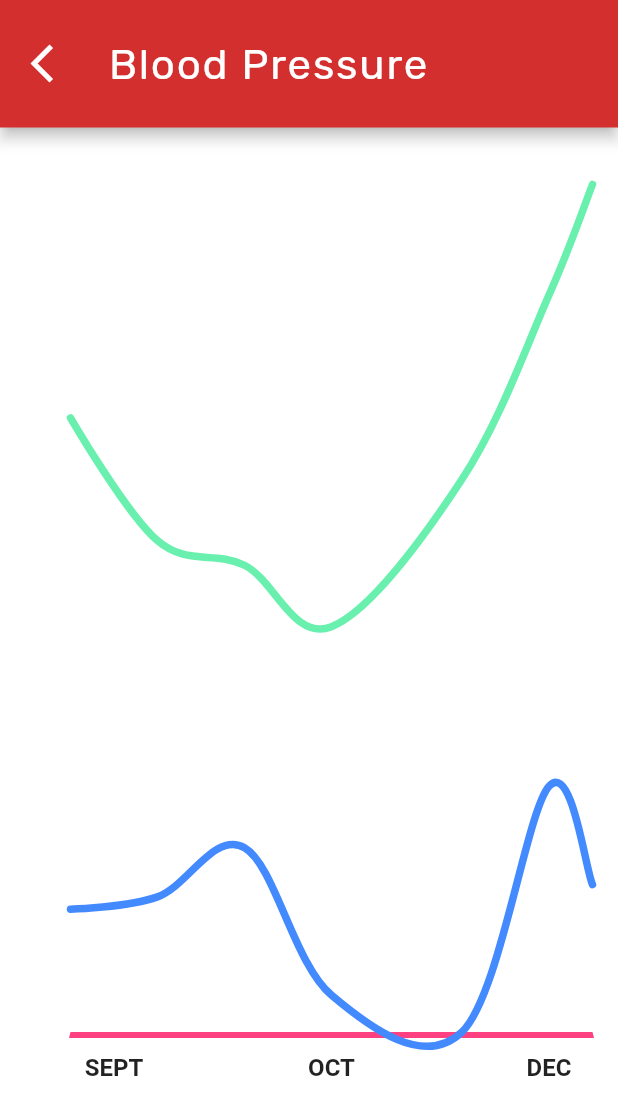
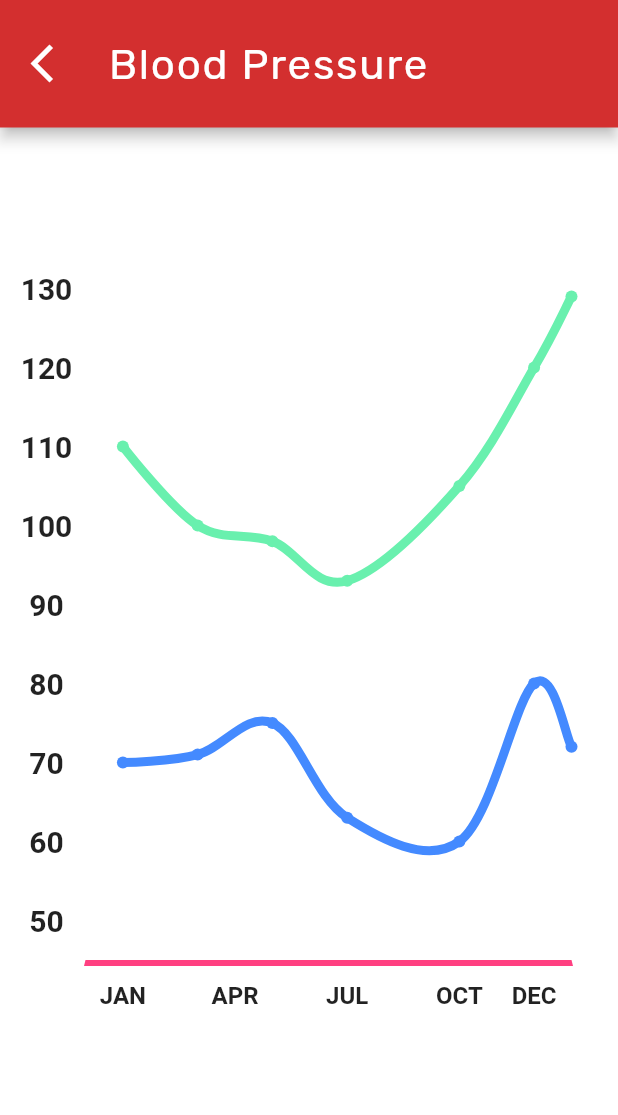
Before and after one commit to sidtuladhar/BloodNepal, a Flutter app: the Pressure screen opened directly, on a phone screen of 412 x 824 dp. Shown: the top 1115 px of the screen. Run offline on Flutter 3.47's test engine with Material 2 defaults, Android fonts, the phone set to English and light mode, and no system bars; drawn by our look-alikes of fl_chart; our stand-ins replace flutter_spinkit, hive_flutter; missing offline and left inert: rounded_expansion_tile; accounts and stored records are empty.

Commit message:
basic blood pressure graph

```diff
--- a/lib/ui/home/pressure.dart
+++ b/lib/ui/home/pressure.dart
@@ -14,9 +14,9 @@ class _PressureState extends State<Pressure> {
     LineChartBarData(
       isCurved: true,
       color: Colors.blueAccent,
-      barWidth: 5,
+      barWidth: 6,
       isStrokeCapRound: true,
-      dotData: const FlDotData(show: false),
+      dotData: const FlDotData(show: true),
       belowBarData: BarAreaData(show: false),
       spots: const [
         FlSpot(1, 70),
@@ -31,9 +31,9 @@ class _PressureState extends State<Pressure> {
     LineChartBarData(
       isCurved: true,
       color: Colors.greenAccent,
-      barWidth: 5,
+      barWidth: 6,
       isStrokeCapRound: true,
-      dotData: const FlDotData(show: false),
+      dotData: const FlDotData(show: true),
       belowBarData: BarAreaData(show: false),
       spots: const [
         FlSpot(1, 110),
@@ -54,10 +54,16 @@ class _PressureState extends State<Pressure> {
     );
     Widget text;
     switch (value.toInt()) {
-      case 2:
-        text = const Text('SEPT', style: style);
+      case 1:
+        text = const Text('JAN', style: style);
+        break;
+      case 4:
+        text = const Text('APR', style: style);
         break;
       case 7:
+        text = const Text('JUL', style: style);
+        break;
+      case 10:
         text = const Text('OCT', style: style);
         break;
       case 12:
@@ -77,32 +83,35 @@ class _PressureState extends State<Pressure> {
   Widget leftTitleWidgets(double value, TitleMeta meta) {
     const style = TextStyle(
       fontWeight: FontWeight.bold,
-      fontSize: 14,
+      fontSize: 20,
     );
     String text;
     switch (value.toInt()) {
-      case 1:
+      case 50:
         text = '50';
         break;
-      case 2:
+      case 60:
         text = '60';
         break;
-      case 3:
+      case 70:
+        text = '70';
+        break;
+      case 80:
         text = '80';
         break;
-      case 4:
+      case 90:
         text = '90';
         break;
-      case 5:
+      case 100:
         text = '100';
         break;
-      case 6:
+      case 110:
         text = '110';
         break;
-      case 7:
+      case 120:
         text = '120';
         break;
-      case 8:
+      case 130:
         text = '130';
         break;
       default:
@@ -111,6 +120,13 @@ class _PressureState extends State<Pressure> {
 
     return Text(text, style: style, textAlign: TextAlign.center);
   }
+
+  SideTitles leftTitles() => SideTitles(
+        getTitlesWidget: leftTitleWidgets,
+        showTitles: true,
+        interval: 1,
+        reservedSize: 40,
+      );
 
   @override
   Widget build(BuildContext context) {
@@ -143,17 +159,27 @@ class _PressureState extends State<Pressure> {
         crossAxisAlignment: CrossAxisAlignment.stretch,
         children: <Widget>[
           const SizedBox(
-            height: 37,
+            height: 80,
           ),
           Expanded(
             child: Padding(
-              padding: const EdgeInsets.only(right: 16, left: 6),
+              padding: const EdgeInsets.only(right: 30, left: 6),
               child: LineChart(LineChartData(
+                lineTouchData: LineTouchData(
+                  handleBuiltInTouches: true,
+                  touchTooltipData: LineTouchTooltipData(
+                    tooltipBgColor: Colors.blueGrey.withOpacity(0.8),
+                  ),
+                ),
+                minX: 0,
+                maxX: 13,
+                minY: 45,
+                maxY: 135,
                 titlesData: FlTitlesData(
                   bottomTitles: AxisTitles(
                     sideTitles: SideTitles(
                       showTitles: true,
-                      reservedSize: 32,
+                      reservedSize: 30,
                       interval: 1,
                       getTitlesWidget: bottomTitleWidgets,
                     ),
@@ -169,7 +195,7 @@ class _PressureState extends State<Pressure> {
                       getTitlesWidget: leftTitleWidgets,
                       showTitles: true,
                       interval: 1,
-                      reservedSize: 40,
+                      reservedSize: 50,
                     ),
                   ),
                 ),
@@ -188,7 +214,7 @@ class _PressureState extends State<Pressure> {
             ),
           ),
           const SizedBox(
-            height: 100,
+            height: 150,
           ),
         ],
       ),
```
